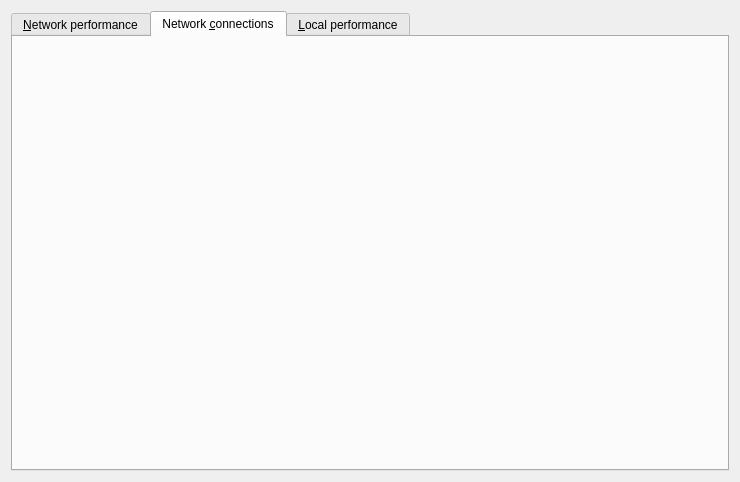
This is src/qt/forms/perfmondialog.ui in dragononcrypto/scashcpp as Qt 5 draws it before an edit. The edited form follows.
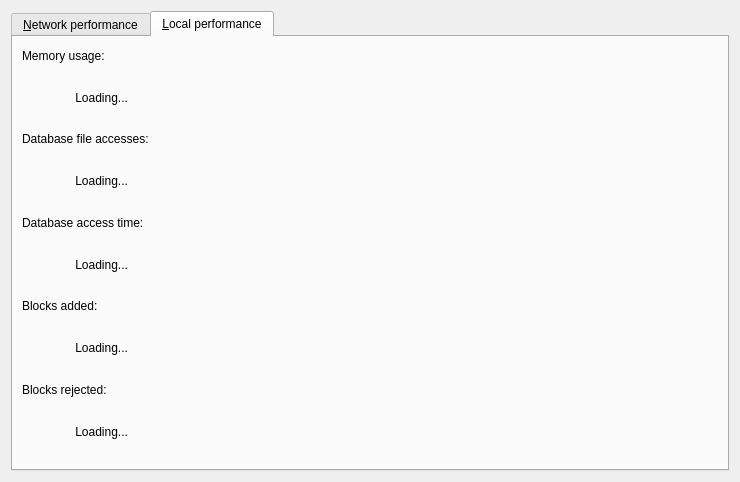
This is the edited form. The open tabs and pages were chosen to show the change.

Commit message: removed nonrelease stuff

What changed in the file:
```diff
--- a/src/qt/forms/perfmondialog.ui
+++ b/src/qt/forms/perfmondialog.ui
@@ -148,16 +148,6 @@
        </item>
       </layout>
      </widget>
-     <widget class="QWidget" name="tab_connections">
-      <attribute name="title">
-       <string>Network &amp;connections</string>
-      </attribute>
-      <layout class="QVBoxLayout" name="verticalLayout_3">
-       <property name="spacing">
-        <number>3</number>
-       </property>
-      </layout>
-     </widget>
      <widget class="QWidget" name="tab_local">
       <attribute name="title">
        <string>&amp;Local performance</string>
```
